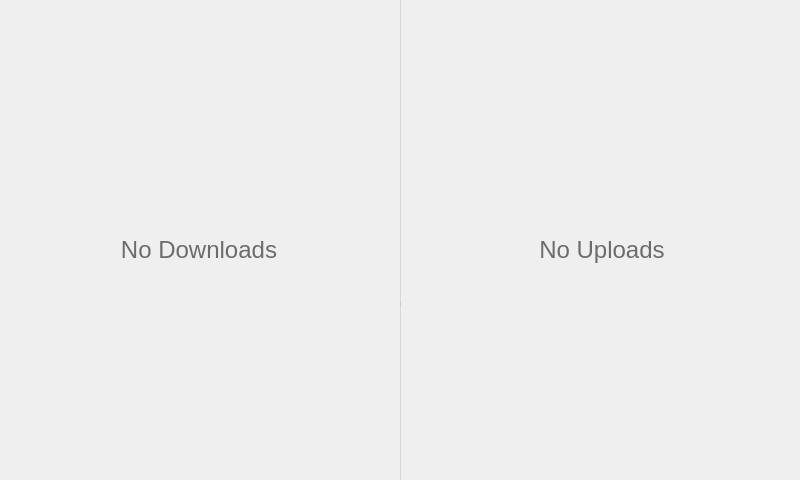
Above: src/MEGASync/gui/linux/ActiveTransfersWidget.ui from meganz/MEGAsync before the change. Below: the same form after it.
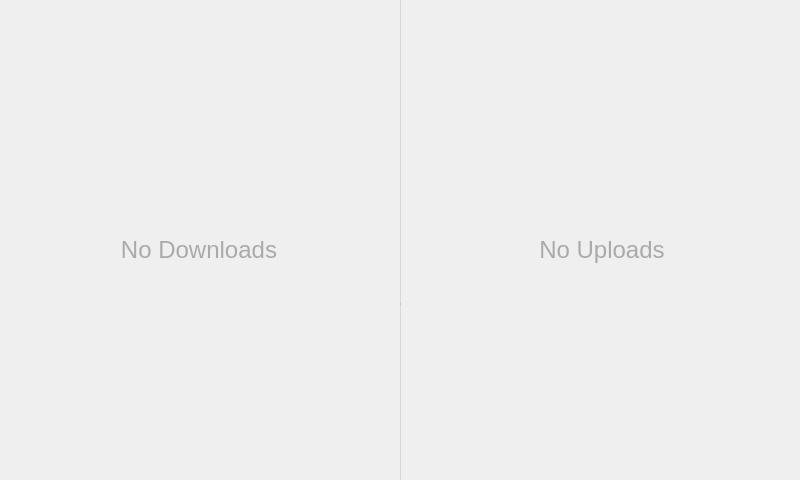
That is the form after the change. Icons and pictures are not drawn. Custom widgets are drawn as their Qt base class.

Patch:
```diff
--- a/src/MEGASync/gui/linux/ActiveTransfersWidget.ui
+++ b/src/MEGASync/gui/linux/ActiveTransfersWidget.ui
@@ -59,7 +59,7 @@
   font-family: &quot;Source Sans Pro&quot;;
   font-size: 24px;
   font-weight: 300;
-  color: rgba(51, 51, 51, 0.7)
+  color: rgb(170, 170, 170)
 }
 
 #lRemainingDownloads
```
